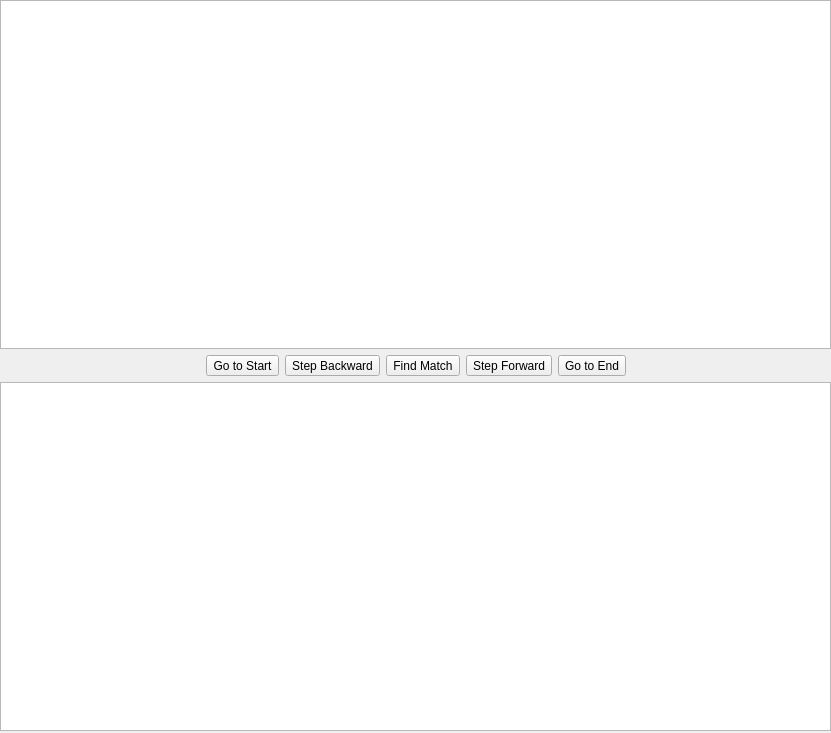
Above: src/developer/tracing.ui from jobbogamer/GP2-editor before the change. Below: the same form after it.
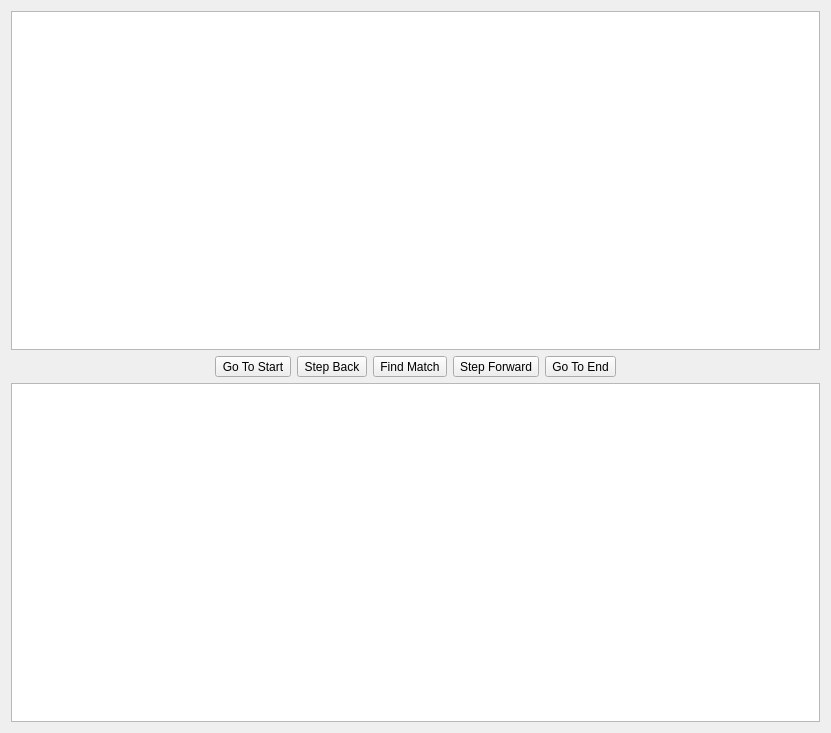
That is the form after the change. Icons and pictures are not drawn. Custom widgets are drawn as their Qt base class.

Commit message:
💄 Recreate UI so that it scales on resize
Remove the outer VerticalLayoutWidget so that the graph view and program view resize with the window

What changed in the file:
```diff
--- a/src/developer/tracing.ui
+++ b/src/developer/tracing.ui
@@ -13,21 +13,12 @@
   <property name="windowTitle">
    <string>Form</string>
   </property>
-  <widget class="QWidget" name="verticalLayoutWidget">
-   <property name="geometry">
-    <rect>
-     <x>0</x>
-     <y>0</y>
-     <width>831</width>
-     <height>731</height>
-    </rect>
-   </property>
    <layout class="QVBoxLayout" name="verticalLayout">
     <item>
      <widget class="Developer::GraphWidget" name="graphView"/>
     </item>
     <item>
-     <layout class="QHBoxLayout" name="controls" stretch="0,0,0,0,0,0,0">
+    <layout class="QHBoxLayout" name="controls">
       <item>
        <spacer name="horizontalSpacerLeft">
         <property name="orientation">
@@ -47,7 +38,7 @@
          <string>Jump back to the start of execution (the input graph).</string>
         </property>
         <property name="text">
-         <string>Go to Start</string>
+        <string>Go To Start</string>
         </property>
         <property name="icon">
          <iconset resource="icons.qrc">
@@ -64,7 +55,7 @@
          <string>Go back one step.</string>
         </property>
         <property name="text">
-         <string>Step Backward</string>
+        <string>Step Back</string>
         </property>
         <property name="icon">
          <iconset resource="icons.qrc">
@@ -115,7 +106,7 @@
          <string>Jump to the end of execution (the output graph).</string>
         </property>
         <property name="text">
-         <string>Go to End</string>
+        <string>Go To End</string>
         </property>
         <property name="icon">
          <iconset resource="icons.qrc">
@@ -145,7 +136,6 @@
      <widget class="Developer::ProgramEditor" name="programView"/>
     </item>
    </layout>
-  </widget>
  </widget>
  <customwidgets>
   <customwidget>
```
Left out of the diff: 20 changed lines with no effect on the pictures. Lines whose indentation alone changed are shown as unchanged.
